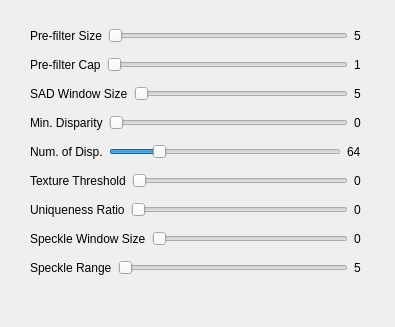
Old version of the form stereomatchparamform.ui in the repository escrowdis/fusion.
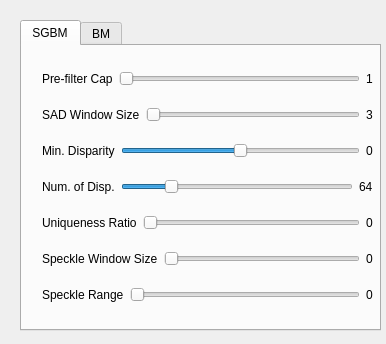
New version of the form.

Diff of the .ui file:
```diff
--- a/stereomatchparamform.ui
+++ b/stereomatchparamform.ui
@@ -6,18 +6,286 @@
    <rect>
     <x>0</x>
     <y>0</y>
-    <width>395</width>
-    <height>327</height>
+    <width>386</width>
+    <height>344</height>
    </rect>
   </property>
   <property name="windowTitle">
    <string>Form</string>
   </property>
-  <widget class="QWidget" name="">
+  <widget class="QTabWidget" name="tabWidget">
    <property name="geometry">
     <rect>
-     <x>30</x>
+     <x>20</x>
      <y>20</y>
+     <width>361</width>
+     <height>311</height>
+    </rect>
+   </property>
+   <property name="currentIndex">
+    <number>0</number>
+   </property>
+   <widget class="QWidget" name="tab_2">
+    <attribute name="title">
+     <string>SGBM</string>
+    </attribute>
+    <widget class="QWidget" name="layoutWidget_2">
+     <property name="geometry">
+      <rect>
+       <x>20</x>
+       <y>10</y>
+       <width>331</width>
+       <height>266</height>
+      </rect>
+     </property>
+     <layout class="QGridLayout" name="gridLayout_12">
+      <item row="4" column="0">
+       <layout class="QGridLayout" name="gridLayout_18">
+        <item row="0" column="0">
+         <widget class="QLabel" name="label_16">
+          <property name="text">
+           <string>Uniqueness Ratio</string>
+          </property>
+         </widget>
+        </item>
+        <item row="0" column="1">
+         <widget class="QSlider" name="horizontalSlider_sgbm_uniqueness_ratio">
+          <property name="maximum">
+           <number>300</number>
+          </property>
+          <property name="pageStep">
+           <number>1</number>
+          </property>
+          <property name="orientation">
+           <enum>Qt::Horizontal</enum>
+          </property>
+         </widget>
+        </item>
+        <item row="0" column="2">
+         <widget class="QLabel" name="label_sgbm_uniqueness_ratio">
+          <property name="text">
+           <string>0</string>
+          </property>
+         </widget>
+        </item>
+       </layout>
+      </item>
+      <item row="5" column="0">
+       <layout class="QGridLayout" name="gridLayout_19">
+        <item row="0" column="0">
+         <widget class="QLabel" name="label_17">
+          <property name="text">
+           <string>Speckle Window Size</string>
+          </property>
+         </widget>
+        </item>
+        <item row="0" column="1">
+         <widget class="QSlider" name="horizontalSlider_sgbm_speckle_window_size">
+          <property name="maximum">
+           <number>100</number>
+          </property>
+          <property name="pageStep">
+           <number>1</number>
+          </property>
+          <property name="orientation">
+           <enum>Qt::Horizontal</enum>
+          </property>
+         </widget>
+        </item>
+        <item row="0" column="2">
+         <widget class="QLabel" name="label_sgbm_speckle_window_size">
+          <property name="text">
+           <string>0</string>
+          </property>
+         </widget>
+        </item>
+       </layout>
+      </item>
+      <item row="6" column="0">
+       <layout class="QGridLayout" name="gridLayout_20">
+        <item row="0" column="0">
+         <widget class="QLabel" name="label_18">
+          <property name="text">
+           <string>Speckle Range</string>
+          </property>
+         </widget>
+        </item>
+        <item row="0" column="1">
+         <widget class="QSlider" name="horizontalSlider_sgbm_speckle_range">
+          <property name="maximum">
+           <number>100</number>
+          </property>
+          <property name="pageStep">
+           <number>1</number>
+          </property>
+          <property name="orientation">
+           <enum>Qt::Horizontal</enum>
+          </property>
+         </widget>
+        </item>
+        <item row="0" column="2">
+         <widget class="QLabel" name="label_sgbm_speckle_range">
+          <property name="text">
+           <string>0</string>
+          </property>
+         </widget>
+        </item>
+       </layout>
+      </item>
+      <item row="0" column="0">
+       <layout class="QGridLayout" name="gridLayout_13">
+        <item row="0" column="0">
+         <widget class="QLabel" name="label_11">
+          <property name="text">
+           <string>Pre-filter Cap</string>
+          </property>
+         </widget>
+        </item>
+        <item row="0" column="1">
+         <widget class="QSlider" name="horizontalSlider_sgbm_pre_filter_cap">
+          <property name="minimum">
+           <number>1</number>
+          </property>
+          <property name="maximum">
+           <number>100</number>
+          </property>
+          <property name="pageStep">
+           <number>1</number>
+          </property>
+          <property name="orientation">
+           <enum>Qt::Horizontal</enum>
+          </property>
+         </widget>
+        </item>
+        <item row="0" column="2">
+         <widget class="QLabel" name="label_sgbm_pre_filter_cap">
+          <property name="text">
+           <string>1</string>
+          </property>
+         </widget>
+        </item>
+       </layout>
+      </item>
+      <item row="1" column="0">
+       <layout class="QGridLayout" name="gridLayout_14">
+        <item row="0" column="0">
+         <widget class="QLabel" name="label_12">
+          <property name="text">
+           <string>SAD Window Size</string>
+          </property>
+         </widget>
+        </item>
+        <item row="0" column="1">
+         <widget class="QSlider" name="horizontalSlider_sgbm_sad_window_size">
+          <property name="minimum">
+           <number>3</number>
+          </property>
+          <property name="maximum">
+           <number>200</number>
+          </property>
+          <property name="pageStep">
+           <number>2</number>
+          </property>
+          <property name="orientation">
+           <enum>Qt::Horizontal</enum>
+          </property>
+         </widget>
+        </item>
+        <item row="0" column="2">
+         <widget class="QLabel" name="label_sgbm_sad_window_size">
+          <property name="text">
+           <string>3</string>
+          </property>
+         </widget>
+        </item>
+       </layout>
+      </item>
+      <item row="2" column="0">
+       <layout class="QGridLayout" name="gridLayout_15">
+        <item row="0" column="0">
+         <widget class="QLabel" name="label_13">
+          <property name="text">
+           <string>Min. Disparity</string>
+          </property>
+         </widget>
+        </item>
+        <item row="0" column="1">
+         <widget class="QSlider" name="horizontalSlider_sgbm_min_disp">
+          <property name="minimum">
+           <number>-100</number>
+          </property>
+          <property name="maximum">
+           <number>100</number>
+          </property>
+          <property name="pageStep">
+           <number>1</number>
+          </property>
+          <property name="orientation">
+           <enum>Qt::Horizontal</enum>
+          </property>
+         </widget>
+        </item>
+        <item row="0" column="2">
+         <widget class="QLabel" name="label_sgbm_min_disp">
+          <property name="text">
+           <string>0</string>
+          </property>
+         </widget>
+        </item>
+       </layout>
+      </item>
+      <item row="3" column="0">
+       <layout class="QGridLayout" name="gridLayout_16">
+        <item row="0" column="0">
+         <widget class="QLabel" name="label_14">
+          <property name="text">
+           <string>Num. of Disp.</string>
+          </property>
+         </widget>
+        </item>
+        <item row="0" column="1">
+         <widget class="QSlider" name="horizontalSlider_sgbm_num_of_disp">
+          <property name="minimum">
+           <number>16</number>
+          </property>
+          <property name="maximum">
+           <number>256</number>
+          </property>
+          <property name="singleStep">
+           <number>16</number>
+          </property>
+          <property name="pageStep">
+           <number>16</number>
+          </property>
+          <property name="value">
+           <number>64</number>
+          </property>
+          <property name="orientation">
+           <enum>Qt::Horizontal</enum>
+          </property>
+         </widget>
+        </item>
+        <item row="0" column="2">
+         <widget class="QLabel" name="label_sgbm_num_of_disp">
+          <property name="text">
+           <string>64</string>
+          </property>
+         </widget>
+        </item>
+       </layout>
+      </item>
+     </layout>
+    </widget>
+   </widget>
+   <widget class="QWidget" name="tab">
+    <attribute name="title">
+     <string>BM</string>
+    </attribute>
+    <widget class="QWidget" name="layoutWidget">
+     <property name="geometry">
+      <rect>
+       <x>10</x>
+       <y>10</y>
      <width>331</width>
      <height>266</height>
     </rect>
@@ -35,7 +303,7 @@
       <item row="0" column="2">
        <widget class="QLabel" name="label_pre_filter_size">
         <property name="text">
-         <string>5</string>
+           <string>3</string>
         </property>
        </widget>
       </item>
@@ -45,7 +313,7 @@
          <number>5</number>
         </property>
         <property name="maximum">
-         <number>100</number>
+           <number>200</number>
         </property>
         <property name="pageStep">
          <number>2</number>
@@ -72,7 +340,7 @@
          <number>1</number>
         </property>
         <property name="maximum">
-         <number>100</number>
+           <number>63</number>
         </property>
         <property name="pageStep">
          <number>1</number>
@@ -119,7 +387,7 @@
       <item row="0" column="2">
        <widget class="QLabel" name="label_sad_window_size">
         <property name="text">
-         <string>5</string>
+           <string>3</string>
         </property>
        </widget>
       </item>
@@ -135,7 +403,10 @@
        </widget>
       </item>
       <item row="0" column="1">
-       <widget class="QSlider" name="horizontalSlider_min_disp">
+         <widget class="QSlider" name="horizontalSlider_bm_min_disp">
+          <property name="minimum">
+           <number>-100</number>
+          </property>
         <property name="maximum">
          <number>100</number>
         </property>
@@ -208,7 +479,7 @@
       <item row="0" column="1">
        <widget class="QSlider" name="horizontalSlider_texture_thresh">
         <property name="maximum">
-         <number>6000</number>
+           <number>1000</number>
         </property>
         <property name="pageStep">
          <number>1</number>
@@ -314,13 +585,15 @@
       <item row="0" column="2">
        <widget class="QLabel" name="label_speckle_range">
         <property name="text">
-         <string>5</string>
+           <string>0</string>
         </property>
        </widget>
       </item>
      </layout>
     </item>
    </layout>
+    </widget>
+   </widget>
   </widget>
  </widget>
  <resources/>
```
Left out of the diff: 308 changed lines with no effect on the pictures. Lines whose indentation alone changed are shown as unchanged.
